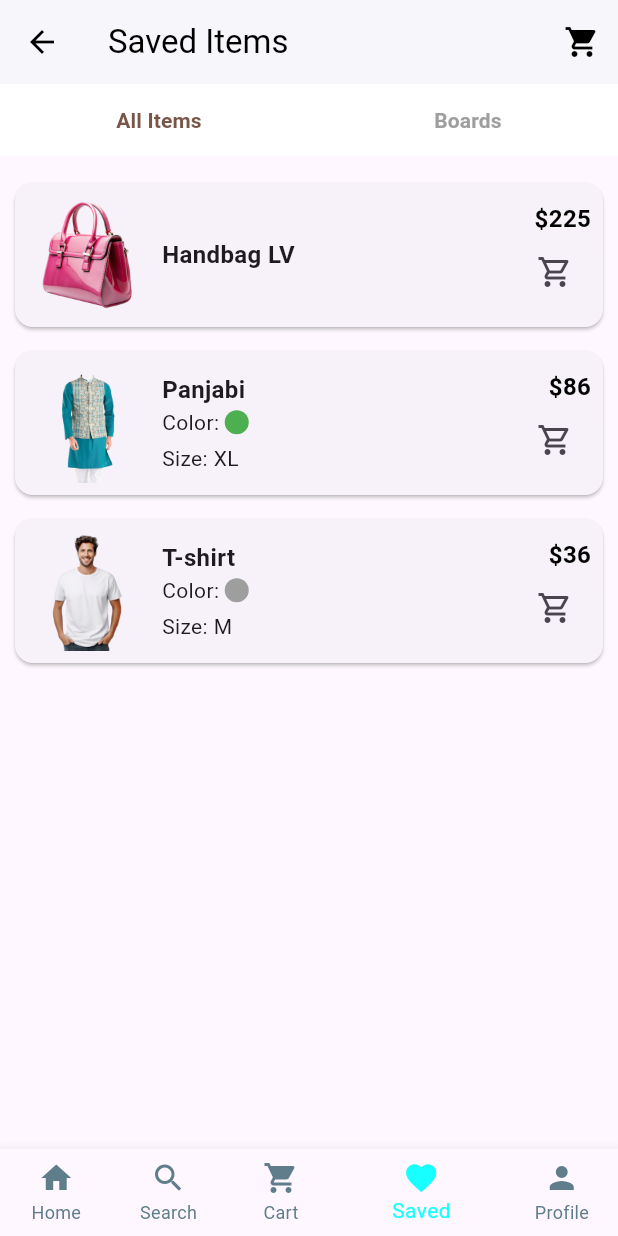
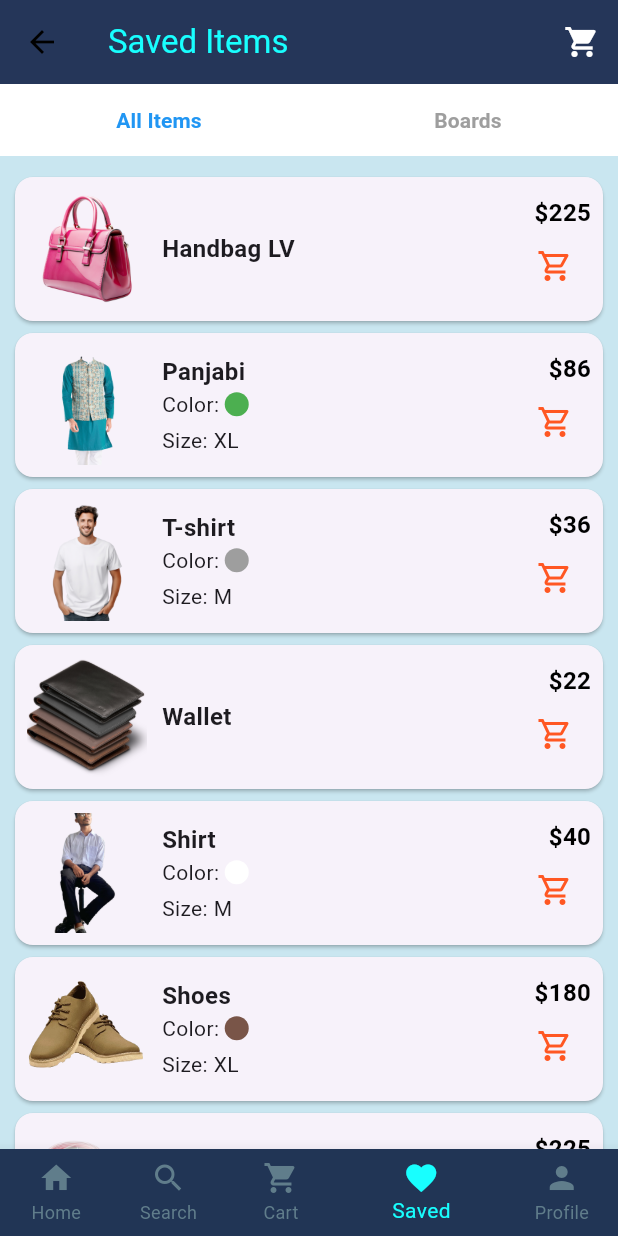
Before and after one commit to kawsar-ahmmed-hridoy/Shopping-Site, a Flutter app: the SaveItemPage screen opened directly, on a phone screen of 412 x 824 dp. Run offline on Flutter 3.47's test engine with Material 3 defaults, Android fonts, the phone set to English and light mode, and no system bars.

Commit message:
added some spices in SavedItem

```diff
--- a/lib/Screens/Favorite/SaveItemPage.dart
+++ b/lib/Screens/Favorite/SaveItemPage.dart
@@ -15,14 +15,15 @@ class _SaveItemPageState extends State<SaveItemPage> {
   @override
   Widget build(BuildContext context) {
     return Scaffold(
+      backgroundColor: Color(0xFFC9E6F0),
       appBar: AppBar(
-        backgroundColor: Colors.white,
+        backgroundColor: Color(0xFF213555),
         elevation: 1,
         leading: IconButton(icon: Icon(Icons.arrow_back, color: Colors.black), onPressed: () => Navigator.pop(context),),
-        title: Text("Saved Items", style: TextStyle(color: Colors.black),),
+        title: Text("Saved Items", style: TextStyle(color: Colors.cyanAccent),),
         actions: [
           IconButton(
-            icon: Icon(Icons.shopping_cart, color: Colors.black),
+            icon: Icon(Icons.shopping_cart, color: Colors.white),
             onPressed: () {Navigator.push(context, MaterialPageRoute(builder: (context) => CartPage()),);},
           ),
         ],
@@ -35,12 +36,12 @@ class _SaveItemPageState extends State<SaveItemPage> {
               mainAxisAlignment: MainAxisAlignment.spaceAround,
               children: [
                 TextButton(onPressed: () {setState(() {isAllItemsSelected = true;});},
-                  child: Text("All Items", style: TextStyle(color: isAllItemsSelected ? Colors.brown : Colors.grey, fontWeight: FontWeight.bold,),),
+                  child: Text("All Items", style: TextStyle(color: isAllItemsSelected ? Colors.blue : Colors.grey, fontWeight: FontWeight.bold,),),
                 ),
                 TextButton(
                   onPressed: () {setState(() {isAllItemsSelected = false;});
                   },
-                  child: Text("Boards", style: TextStyle(color: !isAllItemsSelected ? Colors.brown : Colors.grey, fontWeight: FontWeight.bold,),),
+                  child: Text("Boards", style: TextStyle(color: !isAllItemsSelected ? Colors.blue : Colors.grey, fontWeight: FontWeight.bold,),),
                 ),
               ],
             ),
@@ -65,11 +66,11 @@ class _SaveItemPageState extends State<SaveItemPage> {
           }
         },
         items: [
-          BottomNavigationBarItem(icon: Icon(Icons.home), label: "Home"),
-          BottomNavigationBarItem(icon: Icon(Icons.search), label: "Search"),
-          BottomNavigationBarItem(icon: Icon(Icons.shopping_cart), label: "Cart"),
-          BottomNavigationBarItem(icon: Icon(Icons.favorite), label: "Saved"),
-          BottomNavigationBarItem(icon: Icon(Icons.person), label: "Profile"),
+          BottomNavigationBarItem(backgroundColor: Color(0xFF213555), icon: Icon(Icons.home), label: "Home"),
+          BottomNavigationBarItem(backgroundColor: Color(0xFF213555), icon: Icon(Icons.search), label: "Search"),
+          BottomNavigationBarItem(backgroundColor: Color(0xFF213555), icon: Icon(Icons.shopping_cart), label: "Cart"),
+          BottomNavigationBarItem(backgroundColor: Color(0xFF213555), icon: Icon(Icons.favorite), label: "Saved"),
+          BottomNavigationBarItem(backgroundColor: Color(0xFF213555), icon: Icon(Icons.person), label: "Profile"),
         ],
       ),
     );
@@ -82,6 +83,10 @@ class _SaveItemPageState extends State<SaveItemPage> {
         _buildSavedItemCard("Handbag LV", "\$225", "assets/products/handbag.png"),
         _buildSavedItemCard("Panjabi", "\$86", "assets/products/panjabi.png", color: Colors.green, size: "XL"),
         _buildSavedItemCard("T-shirt", "\$36", "assets/products/tshirt.png", color: Colors.grey, size: "M"),
+        _buildSavedItemCard("Wallet", "\$22", "assets/products/wallet.png"),
+        _buildSavedItemCard("Shirt", "\$40", "assets/products/hridoy.png", color: Colors.white, size: "M"),
+        _buildSavedItemCard("Shoes", "\$180", "assets/products/shoes.png", color: Colors.brown, size: "XL"),
+        _buildSavedItemCard("Faceover", "\$225", "assets/products/faceover.png"),
       ],
     );
   }
@@ -111,7 +116,7 @@ class _SaveItemPageState extends State<SaveItemPage> {
   Widget _buildSavedItemCard(String title, String price, String imagePath,
       {Color? color, String? size}) {
     return Card(
-      margin: EdgeInsets.symmetric(vertical: 8),
+      margin: EdgeInsets.symmetric(vertical: 4),
       shape: RoundedRectangleBorder(borderRadius: BorderRadius.circular(12)),
       child: Padding(
         padding: EdgeInsets.all(8.0),
@@ -138,7 +143,7 @@ class _SaveItemPageState extends State<SaveItemPage> {
               crossAxisAlignment: CrossAxisAlignment.end,
               children: [
                 Text(price, style: TextStyle(fontWeight: FontWeight.bold, fontSize: 16, color: Colors.black,),),
-                IconButton(icon: Icon(Icons.shopping_cart_outlined), onPressed: () {/*pore kora lagbe*/},),
+                IconButton(icon: Icon(Icons.shopping_cart_outlined,color: Colors.deepOrange,), onPressed: () {/*pore kora lagbe*/},),
               ],
             ),
           ],
```
